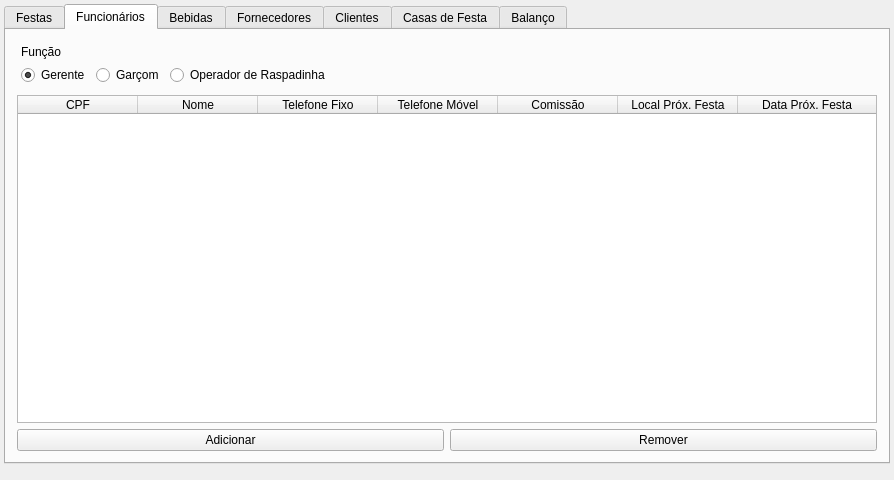
The window that GUI/mainwindow.ui (fvendrameto/Databases-Final-Project) describes before a commit, drawn with Qt 5.
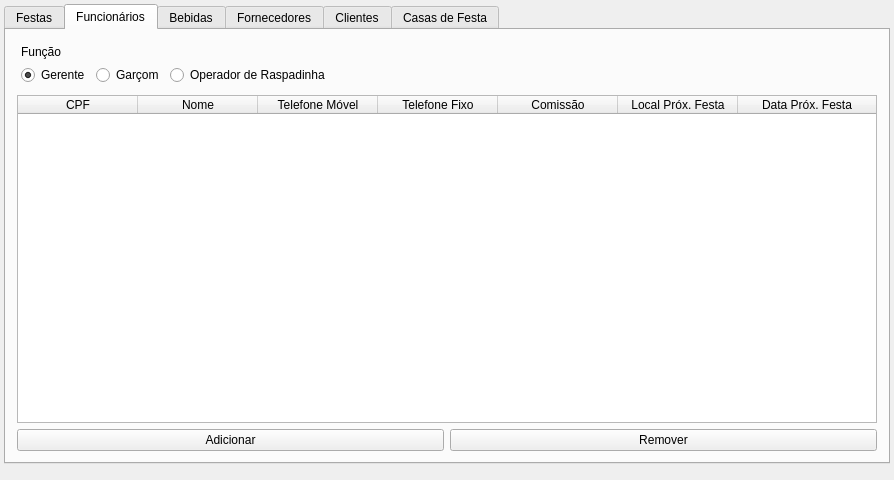
The same window after the commit. The open tabs and pages were chosen to show the change.

```diff
--- a/GUI/mainwindow.ui
+++ b/GUI/mainwindow.ui
@@ -367,16 +367,16 @@
             <string>Nome</string>
            </property>
           </column>
-          <column>
-           <property name="text">
-            <string>Telefone Fixo</string>
-           </property>
-          </column>
           <column>
            <property name="text">
             <string>Telefone Móvel</string>
            </property>
           </column>
+          <column>
+           <property name="text">
+            <string>Telefone Fixo</string>
+           </property>
+          </column>
           <column>
            <property name="text">
             <string>Comissão</string>
@@ -808,11 +808,6 @@
         </item>
        </layout>
       </widget>
-      <widget class="QWidget" name="balanco">
-       <attribute name="title">
-        <string>Balanço</string>
-       </attribute>
-      </widget>
      </widget>
     </item>
    </layout>
```
